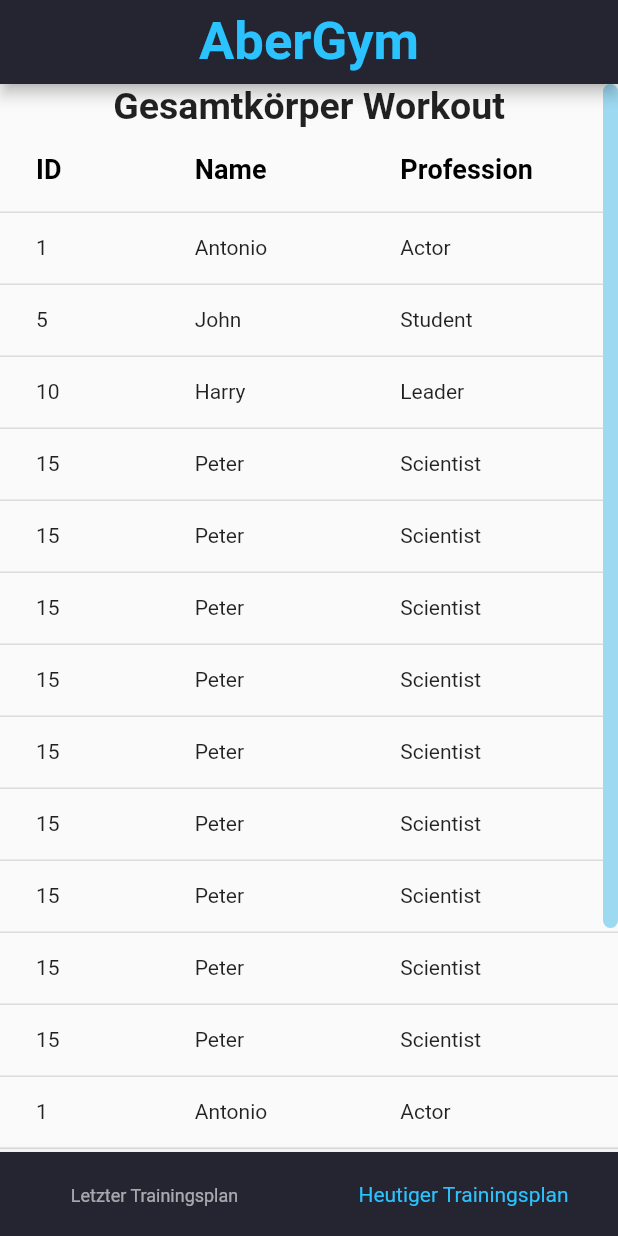
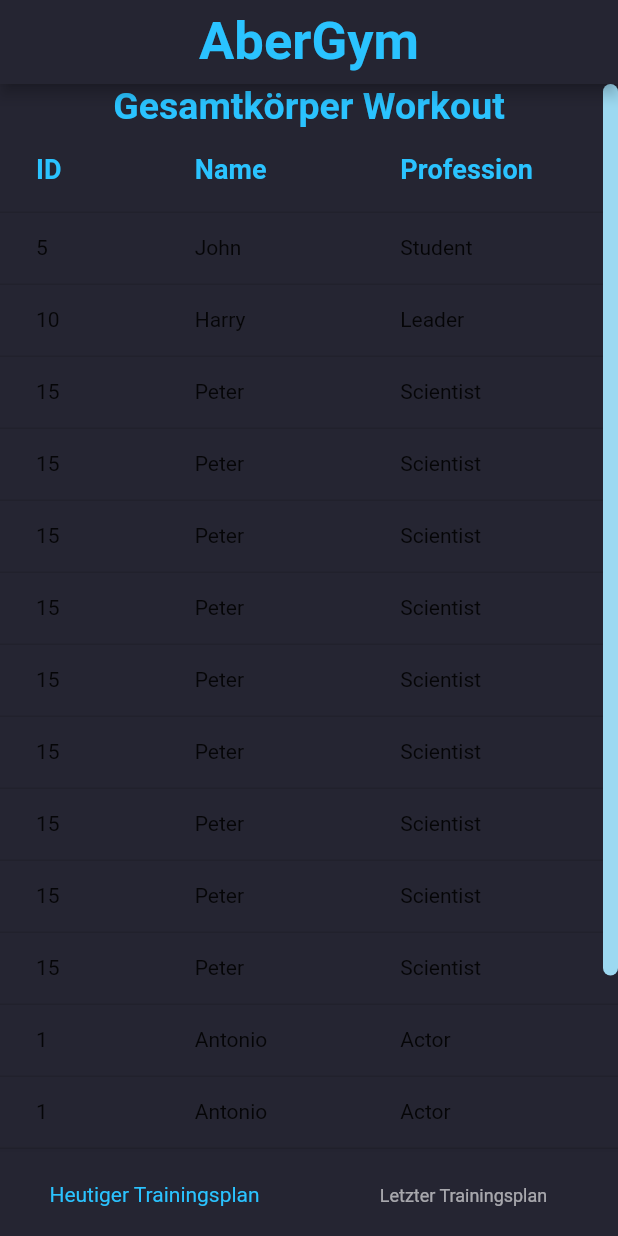
Before and after one commit to SonToni/AberGymMobile, a Flutter app: the screen it shows after launch, on a phone screen of 412 x 824 dp. Run offline on Flutter 3.47's test engine with Material 2 defaults, Android fonts, the light colour scheme and no system bars.

Commit message:
Update MobileApp
end 19:00

```diff
--- a/Mobile-App/abergymmobile/lib/last_trainingsplan.dart
+++ b/Mobile-App/abergymmobile/lib/last_trainingsplan.dart
@@ -6,14 +6,14 @@ class Last_Plan extends StatelessWidget {
 
   @override
   Widget build(BuildContext context) {
-    return RawScrollbar(
+    return const Text('GEHT');
+  }
+}
+/*RawScrollbar(
       //Scrollbar für Testen
       isAlwaysShown: true,
       thickness: 10,
       radius: const Radius.circular(50),
       thumbColor: const Color.fromARGB(255, 157, 217, 241),
-      //Scrollbar für Testen
-      child: DataTableExample(), //Farbe anpassen
-    );
-  }
-}
+      child: DataTableExample(),
+    ); */
--- a/Mobile-App/abergymmobile/lib/main.dart
+++ b/Mobile-App/abergymmobile/lib/main.dart
@@ -50,29 +50,19 @@ class Body extends StatelessWidget {
       thickness: 10,
       radius: const Radius.circular(50),
       thumbColor: const Color.fromARGB(255, 157, 217, 241),
-      //Scrollbar für Testen
-      child: DataTableExample(), //Farbe anpassen
+      child: DataTableExample(),
     );
   }
 }
 
-class Footer extends StatefulWidget {
+//Überarbeiten
+class Footer extends StatelessWidget {
   const Footer({super.key});
 
   @override
-  // ignore: library_private_types_in_public_api
-  _FooterState createState() => _FooterState();
-}
-
-class _FooterState extends State<Footer> {
-  int currentIndex = 1;
-  final screens = [const Home(), const Last_Plan()];
-
-  @override
-  Widget build(BuildContext context) => BottomNavigationBar(
+  Widget build(BuildContext context) {
+    return BottomNavigationBar(
       type: BottomNavigationBarType.fixed,
-        currentIndex: currentIndex,
-        onTap: (index) => setState(() => currentIndex = index),
       backgroundColor: const Color.fromRGBO(37, 37, 50, 1),
       selectedItemColor:
           const Color.fromARGB(255, 42, 195, 255), // Farbe anpassen,
@@ -80,12 +70,13 @@ class _FooterState extends State<Footer> {
       items: const [
         BottomNavigationBarItem(
           icon: Icon(Icons.home, size: 0),
-            label: 'Letzter Trainingsplan',
+          label: 'Heutiger Trainingsplan',
         ),
         BottomNavigationBarItem(
           icon: Icon(Icons.home, size: 0),
-            label: 'Heutiger Trainingsplan',
+          label: 'Letzter Trainingsplan',
         )
       ],
     );
   }
+}
--- a/Mobile-App/abergymmobile/lib/table.dart
+++ b/Mobile-App/abergymmobile/lib/table.dart
@@ -3,38 +3,42 @@ import 'package:flutter/material.dart';
 class DataTableExample extends StatelessWidget {
   @override
   Widget build(BuildContext context) {
-    return MaterialApp(
-      home: Scaffold(
+    return Scaffold(
+        backgroundColor: const Color.fromRGBO(37, 37, 50, 1),
         body: ListView(children: <Widget>[
           // ignore: prefer_const_constructors
           Center(
               child: const Text(
             'Gesamtkörper Workout',
-          style: TextStyle(fontSize: 25, fontWeight: FontWeight.bold),
+            style: TextStyle(
+                fontSize: 25,
+                fontWeight: FontWeight.bold,
+                color: Color.fromARGB(255, 42, 195, 255)),
           )),
           DataTable(
             // ignore: prefer_const_literals_to_create_immutables
             columns: [
               const DataColumn(
                   label: Text('ID',
-                    style:
-                        TextStyle(fontSize: 18, fontWeight: FontWeight.bold))),
+                      style: TextStyle(
+                          fontSize: 18,
+                          fontWeight: FontWeight.bold,
+                          color: Color.fromARGB(255, 42, 195, 255)))),
               const DataColumn(
                   label: Text('Name',
-                    style:
-                        TextStyle(fontSize: 18, fontWeight: FontWeight.bold))),
+                      style: TextStyle(
+                          fontSize: 18,
+                          fontWeight: FontWeight.bold,
+                          color: Color.fromARGB(255, 42, 195, 255)))),
               const DataColumn(
                   label: Text('Profession',
-                    style:
-                        TextStyle(fontSize: 18, fontWeight: FontWeight.bold))),
+                      style: TextStyle(
+                          fontSize: 18,
+                          fontWeight: FontWeight.bold,
+                          color: Color.fromARGB(255, 42, 195, 255)))),
             ],
             // ignore: prefer_const_literals_to_create_immutables
             rows: [
-            const DataRow(cells: [
-              DataCell(Text('1')),
-              DataCell(Text('Antonio')),
-              DataCell(Text('Actor')),
-            ]),
               const DataRow(cells: [
                 DataCell(Text('5')),
                 DataCell(Text('John')),
@@ -117,7 +121,6 @@ class DataTableExample extends StatelessWidget {
               ]),
             ],
           ),
-      ])),
-    );
+        ]));
   }
 }
```
Lines whose indentation alone changed are shown as unchanged.
